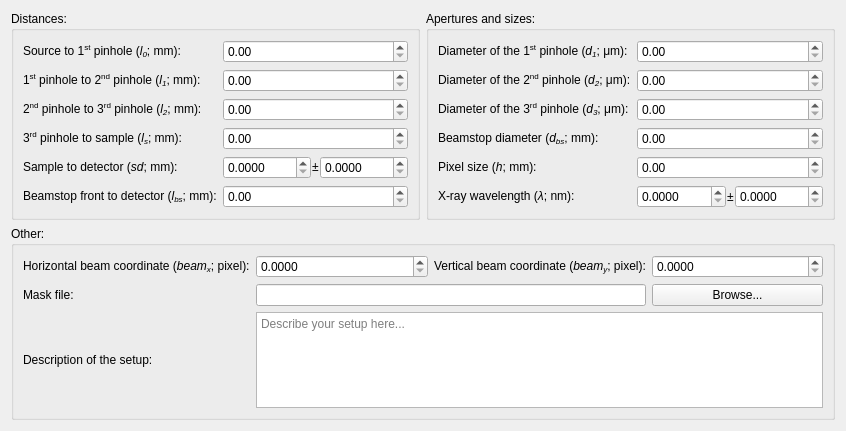
Above: cct/qtgui/setup/geometry/geometry.ui from awacha/cct before the change. Below: the same form after it.
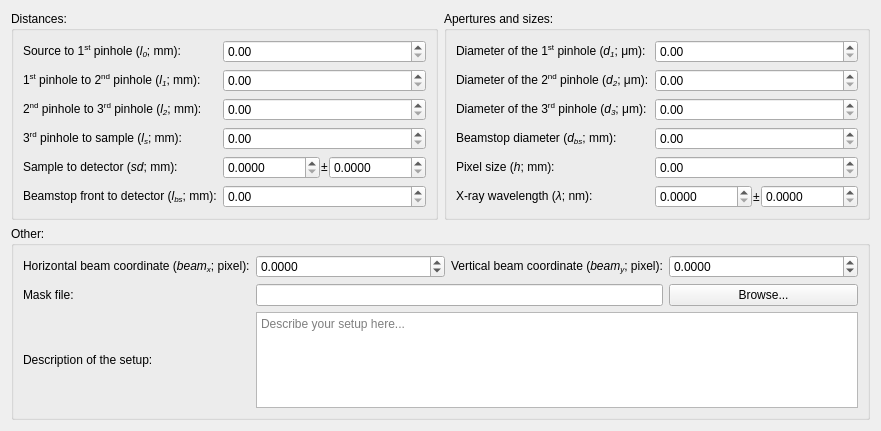
That is the form after the change. Icons and pictures are not drawn.

```diff
--- a/cct/qtgui/setup/geometry/geometry.ui
+++ b/cct/qtgui/setup/geometry/geometry.ui
@@ -85,6 +85,9 @@
              <verstretch>0</verstretch>
             </sizepolicy>
            </property>
+           <property name="maximum">
+            <double>100000.000000000000000</double>
+           </property>
           </widget>
          </item>
          <item row="1" column="1">
@@ -95,6 +98,9 @@
              <verstretch>0</verstretch>
             </sizepolicy>
            </property>
+           <property name="maximum">
+            <double>100000.000000000000000</double>
+           </property>
           </widget>
          </item>
          <item row="2" column="1">
@@ -105,6 +111,9 @@
              <verstretch>0</verstretch>
             </sizepolicy>
            </property>
+           <property name="maximum">
+            <double>100000.000000000000000</double>
+           </property>
           </widget>
          </item>
          <item row="3" column="1">
@@ -115,6 +124,9 @@
              <verstretch>0</verstretch>
             </sizepolicy>
            </property>
+           <property name="maximum">
+            <double>100000.000000000000000</double>
+           </property>
           </widget>
          </item>
          <item row="5" column="1">
@@ -125,6 +137,9 @@
              <verstretch>0</verstretch>
             </sizepolicy>
            </property>
+           <property name="maximum">
+            <double>100000.000000000000000</double>
+           </property>
           </widget>
          </item>
          <item row="4" column="1">
@@ -156,6 +171,9 @@
               <property name="decimals">
                <number>4</number>
               </property>
+              <property name="maximum">
+               <double>100000.000000000000000</double>
+              </property>
              </widget>
             </item>
             <item>
@@ -176,6 +194,9 @@
               <property name="decimals">
                <number>4</number>
               </property>
+              <property name="maximum">
+               <double>100000.000000000000000</double>
+              </property>
              </widget>
             </item>
            </layout>
@@ -205,6 +226,9 @@
              <verstretch>0</verstretch>
             </sizepolicy>
            </property>
+           <property name="maximum">
+            <double>100000.000000000000000</double>
+           </property>
           </widget>
          </item>
          <item row="1" column="0">
@@ -222,6 +246,9 @@
              <verstretch>0</verstretch>
             </sizepolicy>
            </property>
+           <property name="maximum">
+            <double>100000.000000000000000</double>
+           </property>
           </widget>
          </item>
          <item row="2" column="0">
@@ -239,6 +266,9 @@
              <verstretch>0</verstretch>
             </sizepolicy>
            </property>
+           <property name="maximum">
+            <double>100000.000000000000000</double>
+           </property>
           </widget>
          </item>
          <item row="3" column="0">
@@ -256,6 +286,9 @@
              <verstretch>0</verstretch>
             </sizepolicy>
            </property>
+           <property name="maximum">
+            <double>100000.000000000000000</double>
+           </property>
           </widget>
          </item>
          <item row="4" column="0">
@@ -273,6 +306,9 @@
              <verstretch>0</verstretch>
             </sizepolicy>
            </property>
+           <property name="maximum">
+            <double>100000.000000000000000</double>
+           </property>
           </widget>
          </item>
          <item row="5" column="0">
@@ -311,6 +347,9 @@
               <property name="decimals">
                <number>4</number>
               </property>
+              <property name="maximum">
+               <double>100000.000000000000000</double>
+              </property>
              </widget>
             </item>
             <item>
@@ -331,6 +370,9 @@
               <property name="decimals">
                <number>4</number>
               </property>
+              <property name="maximum">
+               <double>100000.000000000000000</double>
+              </property>
              </widget>
             </item>
            </layout>
@@ -363,7 +405,11 @@
        </widget>
       </item>
       <item row="2" column="1" colspan="2">
-       <widget class="QLineEdit" name="lineEdit"/>
+       <widget class="QLineEdit" name="maskFileNameLineEdit">
+        <property name="readOnly">
+         <bool>true</bool>
+        </property>
+       </widget>
       </item>
       <item row="2" column="0">
        <widget class="QLabel" name="label_17">
@@ -390,6 +436,12 @@
         <property name="decimals">
          <number>4</number>
         </property>
+        <property name="minimum">
+         <double>-100000.000000000000000</double>
+        </property>
+        <property name="maximum">
+         <double>100000.000000000000000</double>
+        </property>
        </widget>
       </item>
       <item row="2" column="3">
@@ -417,6 +469,12 @@
         <property name="decimals">
          <number>4</number>
         </property>
+        <property name="minimum">
+         <double>-100000.000000000000000</double>
+        </property>
+        <property name="maximum">
+         <double>100000.000000000000000</double>
+        </property>
        </widget>
       </item>
      </layout>
```
Left out of the diff: 46 changed lines with no effect on the pictures.
